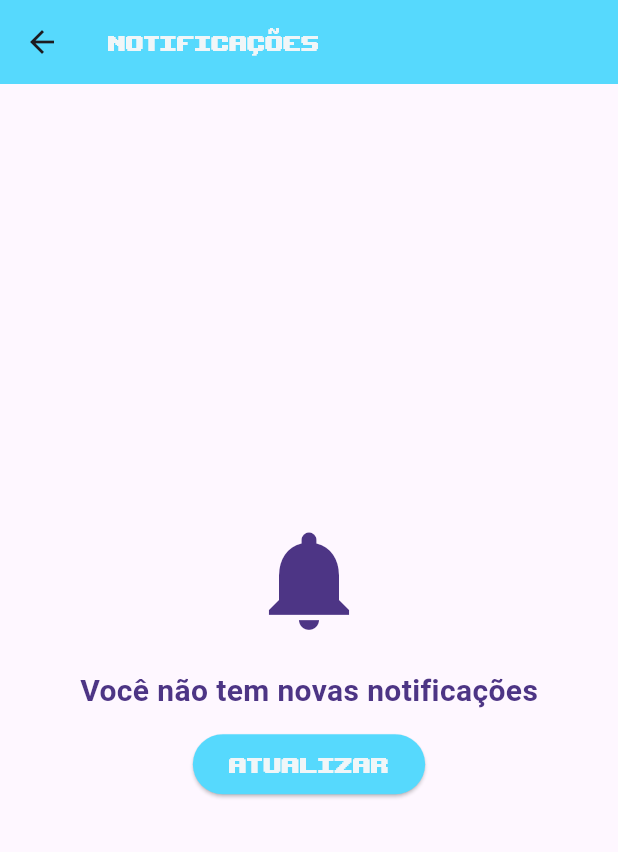
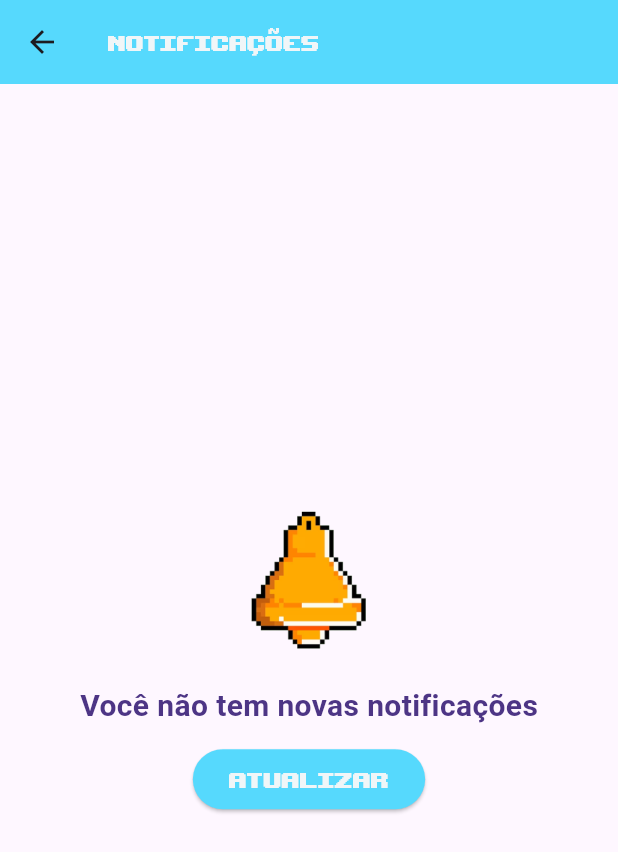
Before and after one commit to johnnycleiton07/cyber-ville-app, a Flutter app: the NotificationsScreen screen opened directly, on a phone screen of 412 x 824 dp. Shown: the top 852 px of the screen. Run offline on Flutter 3.47's test engine with Material 3 defaults, Android fonts, the phone set to English and light mode, and no system bars; our stand-ins replace shared_preferences, sqflite; accounts and stored records are empty; Roboto replaces fonts that are missing (Arial).

Commit message:
feat: updating project

```diff
--- a/cyberville_app/lib/screens/login_screen.dart
+++ b/cyberville_app/lib/screens/login_screen.dart
@@ -100,7 +100,7 @@ class _LoginScreenState extends State<LoginScreen> {
                 ),
               ),
             ),
-            const SizedBox(height: 20),
+            const SizedBox(height: 5),
             TextButton(
               onPressed: _accessWithoutLogin,
               child: const Text(
--- a/cyberville_app/lib/screens/notifications_screen.dart
+++ b/cyberville_app/lib/screens/notifications_screen.dart
@@ -2,7 +2,7 @@ import 'package:flutter/material.dart';
 import '/constants.dart'; // Importe seus constantes personalizadas aqui, se necessário.
 
 class NotificationsScreen extends StatelessWidget {
-  const NotificationsScreen({Key? key});
+  const NotificationsScreen({Key? key}) : super(key: key);
 
   @override
   Widget build(BuildContext context) {
@@ -26,10 +26,11 @@ class NotificationsScreen extends StatelessWidget {
             mainAxisAlignment: MainAxisAlignment.center, // Centraliza verticalmente
             crossAxisAlignment: CrossAxisAlignment.center, // Centraliza horizontalmente
             children: <Widget>[
-              const Icon(
-                Icons.notifications,
-                size: 80,
-                color: fontcolor, // Cor do ícone
+              Image.asset(
+                'assets/notification.png', // Substitua com o caminho da sua imagem
+                width: 100,
+                height: 100,
+                // Você pode ajustar width e height conforme necessário
               ),
               const SizedBox(height: 20),
               const Text(
@@ -50,11 +51,14 @@ class NotificationsScreen extends StatelessWidget {
                   foregroundColor: neutral,
                   backgroundColor: background, // Cor do botão
                 ),
-                child: const Text('Atualizar',
-                style: TextStyle(
-                  fontSize: 20,
-                  fontFamily: 'upheavtt',
-                  color: neutral,),),
+                child: const Text(
+                  'Atualizar',
+                  style: TextStyle(
+                    fontSize: 20,
+                    fontFamily: 'upheavtt',
+                    color: neutral,
+                  ),
+                ),
               ),
             ],
           ),
--- /dev/null
+++ b/cyberville_app/lib/screens/screens/login_screen.dart
@@ -0,0 +1 @@
+// TODO Implement this library.
--- a/cyberville_app/pubspec.yaml
+++ b/cyberville_app/pubspec.yaml
@@ -77,6 +77,8 @@ flutter:
     - assets/jogadora_707.png
     - assets/policial_vector.png
     - assets/alexa_aplanta.png
+    - assets/perfil.png
+    - assets/notification.png
 
   # An image asset can refer to one or more resolution-specific "variants", see
   # https://flutter.dev/assets-and-images/#resolution-aware
```
Also changed, not shown: cyberville_app/lib/screens/profile_screen.dart (+16 -10 lines), cyberville_app/assets/notification.png (added), cyberville_app/assets/perfil.png (added).
